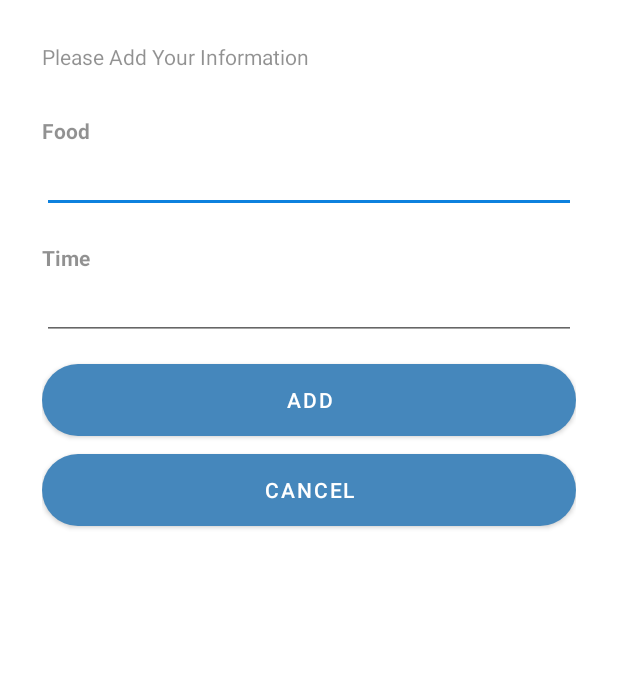
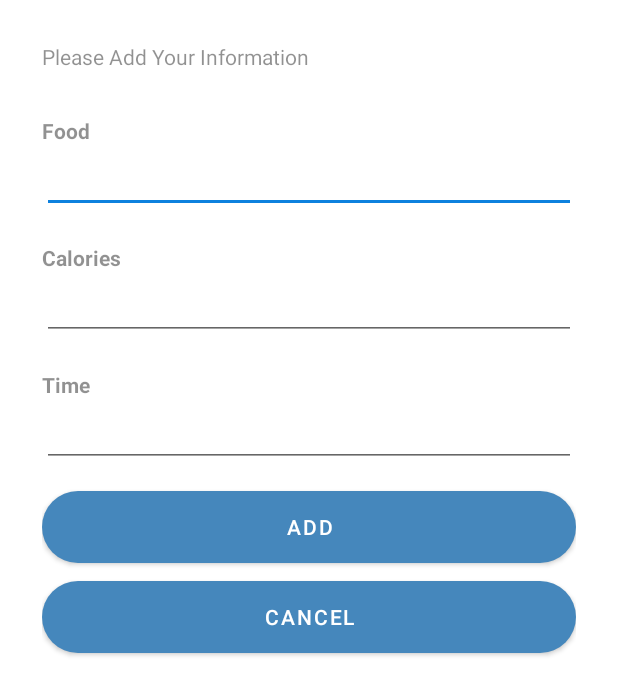
Before and after one commit to Starfractor/FitFlow, an Android app: the AddFoodActivity screen opened directly, with no data from a screen before it, on a phone screen of 412 x 824 dp. Shown: the top 695 px of the screen. Run offline under Robolectric (Android 15) with nearby library versions, the light colour scheme and no system bars.

Commit message:
calorie input

```diff
--- a/app/src/main/res/layout/add_food.xml
+++ b/app/src/main/res/layout/add_food.xml
@@ -30,6 +30,24 @@
 
         <EditText
             android:id="@+id/editFood"
+            android:layout_width="match_parent"
+            android:layout_height="wrap_content"
+            android:inputType="text" />
+
+        <View
+            android:layout_width="wrap_content"
+            android:layout_height="20dp" />
+
+
+        <TextView
+            android:layout_width="wrap_content"
+            android:layout_height="wrap_content"
+            android:alpha="0.8"
+            android:text="Calories"
+            android:textStyle="bold" />
+
+        <EditText
+            android:id="@+id/editCalories"
             android:layout_width="match_parent"
             android:layout_height="wrap_content"
             android:inputType="text" />
```
